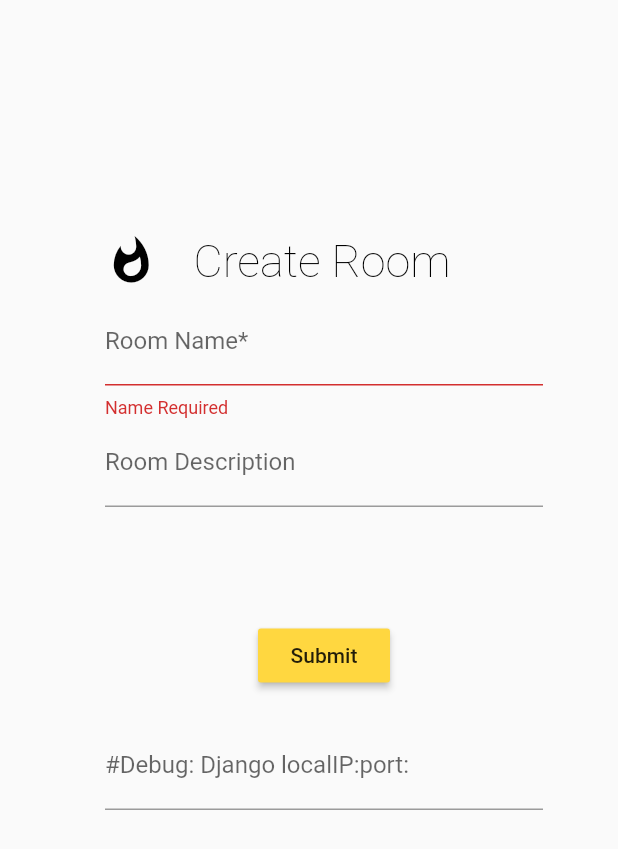
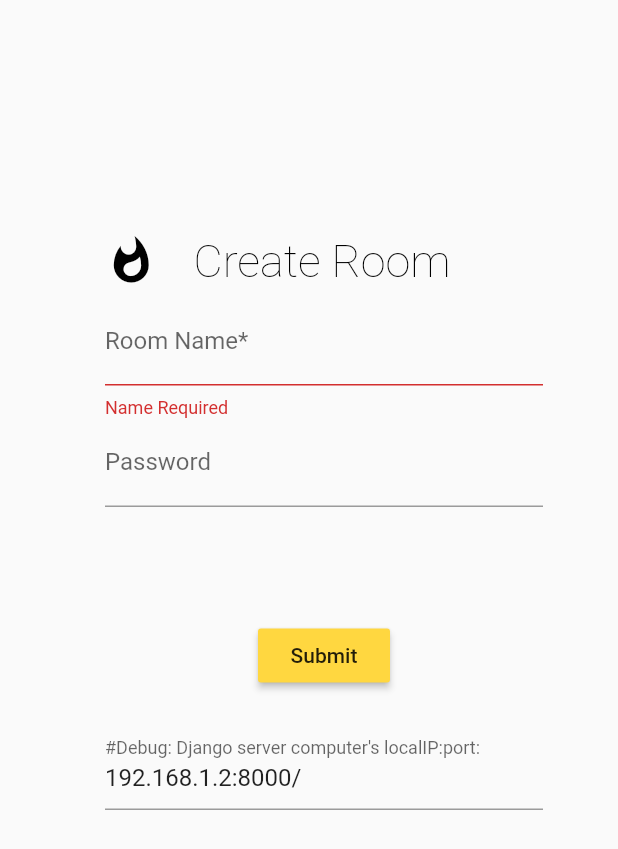
Before and after one commit to Corruption13/Attendance-Companion, a Flutter app: the CreateRoomForm screen opened by its route, after a tap on "Submit", on a phone screen of 412 x 824 dp. Shown: the top 849 px of the screen. Run offline on Flutter 3.47's test engine with Material 2 defaults, Android fonts, the light colour scheme and no system bars; our stand-ins replace shared_preferences; accounts and stored records are empty.

Commit message:
stuff works now ehehe

```diff
--- a/Flutter/bunk_mate/lib/createRoom.dart
+++ b/Flutter/bunk_mate/lib/createRoom.dart
@@ -1,6 +1,6 @@
 import 'package:flutter/material.dart';
 import 'API.dart';
-
+import 'helperFunctions.dart';
 
 class CreateRoomForm extends StatefulWidget {
   @override
@@ -34,8 +34,7 @@ class _CreateRoomFormState extends State<CreateRoomForm> {
 
   Widget _buildDescription(){
     return TextFormField(
-      decoration: InputDecoration(labelText: "Room Description"),
-
+      decoration: InputDecoration(labelText: "Password"),
       onSaved: (String value){
         _description = value;
       },
@@ -44,8 +43,11 @@ class _CreateRoomFormState extends State<CreateRoomForm> {
 
   Widget _buildLocalIP(){
     return TextFormField(
-      decoration: InputDecoration(labelText: "#Debug: Django localIP:port:"),
-
+      decoration: InputDecoration(
+          labelText: "#Debug: Django server computer's localIP:port:",
+          hintText: "192.168.X.Y:8000/"
+      ),
+      initialValue: "192.168.1.2:8000/",
       onSaved: (String value){
         _debugLocalIP = value;
       },
@@ -100,10 +102,23 @@ class _CreateRoomFormState extends State<CreateRoomForm> {
                         return;
                       }
                       _formKey.currentState.save();
+                      print("debug");
+                      var item = await createRoomAPI(_name, _description, _debugLocalIP) ;
+                      if(item == -1){
+                        showAlertSimple(context, "Error", "API could not be reached");
+                      }
+                      else if(item==1){
+                        showAlertSimple(context, "Error", "Invalid Values");
+                      }
 
-                      var item = await sendRoomAPI(_name, _description, "user", _debugLocalIP) ;
+                      else if(item==2){
+                        Navigator.pushNamed(context, "login");
+                      }
+                      else{
+                        print(item);
+                        Navigator.pushNamed(context, "created", arguments: item );
+                      }
 
-                      await Navigator.pushNamed(context, "created", arguments: item );
                     },
 
                   ),
--- a/Flutter/bunk_mate/lib/joinRoom.dart
+++ b/Flutter/bunk_mate/lib/joinRoom.dart
@@ -10,7 +10,20 @@ class JoinRoom extends StatefulWidget {
 class _JoinRoomState extends State<JoinRoom> {
 
   String _code;
+  String _debugLocalIP;
 
+  Widget _buildLocalIP(){
+    return TextFormField(
+      decoration: InputDecoration(
+          labelText: "#Debug: Django server computer's localIP:port:",
+          hintText: "192.168.X.Y:8000/"
+      ),
+      initialValue: "192.168.1.2:8000/",
+      onSaved: (String value){
+        _debugLocalIP = value;
+      },
+    );
+  }
 
   final GlobalKey<FormState>  _formKey = GlobalKey<FormState>();
 
@@ -55,7 +68,10 @@ class _JoinRoomState extends State<JoinRoom> {
                   ),
 
                   padding: const EdgeInsets.fromLTRB(24.0, 10.0, 24.0, 24.0),
-                )
+                ),
+
+                _buildLocalIP(),
+
               ]
 
           ),
@@ -72,8 +88,10 @@ class _JoinRoomState extends State<JoinRoom> {
             if(!_formKey.currentState.validate()){
               return;
             }
+
             _formKey.currentState.save();
-            joinRoom(_code, "user");
+            joinRoomAPI(_code, _debugLocalIP);
+
           },),
     );
   }
--- a/Flutter/bunk_mate/lib/login.dart
+++ b/Flutter/bunk_mate/lib/login.dart
@@ -1,5 +1,8 @@
 import 'package:flutter/material.dart';
 import 'API.dart';
+import 'storage.dart';
+import 'helperFunctions.dart';
+
 
 class Login extends StatefulWidget {
   Login({Key key}) : super(key: key);
@@ -12,6 +15,7 @@ class _LoginState extends State<Login> {
   String _username;
   String _password;
   String _debugLocalIP;
+  bool passwordToggle = true;
 
   final GlobalKey<FormState>  _formKey = GlobalKey<FormState>();
 
@@ -35,7 +39,7 @@ class _LoginState extends State<Login> {
   Widget _buildPassword(){
     return TextFormField(
       decoration: InputDecoration(labelText: "Password"),
-
+      obscureText: passwordToggle,
       onSaved: (String value){
         _password = value;
       },
@@ -44,8 +48,11 @@ class _LoginState extends State<Login> {
 
   Widget _buildLocalIP(){
     return TextFormField(
-      decoration: InputDecoration(labelText: "#Debug: Django localIP:port:"),
-
+      decoration: InputDecoration(
+          labelText: "#Debug: Django server computer's localIP:port:",
+          hintText: "192.168.X.Y:8000/"
+          ),
+      initialValue: "192.168.1.2:8000/",
       onSaved: (String value){
         _debugLocalIP = value;
       },
@@ -76,7 +83,7 @@ class _LoginState extends State<Login> {
                             size: 35.0),
                         SizedBox(width: 24,),
                         Text(
-                          "Create Room",
+                          "Login",
                           style:  TextStyle(fontSize:30.0,
                               color: const Color(0xFF000000),
                               fontWeight: FontWeight.w200,
@@ -102,9 +109,16 @@ class _LoginState extends State<Login> {
                       _formKey.currentState.save();
 
                       var item = await login(_username, _password, _debugLocalIP) ;
+                      if(item == 1){
+                          showAlertSimple(context, "Invalid Login", "Please check your username and password!");
 
-                      //await Navigator.pushNamed(context, "created", arguments: item );
-                      print(item['token']);
+                      }
+                      else{
+                        showAlertRedirect(context, "Logged In", "Successfullly Logged In!", "Okay", "home");
+
+                      }
+
+
                     },
 
                   ),
--- a/Flutter/bunk_mate/lib/main.dart
+++ b/Flutter/bunk_mate/lib/main.dart
@@ -22,7 +22,7 @@ class MyApp extends StatelessWidget {
 
         visualDensity: VisualDensity.adaptivePlatformDensity,
       ),
-      initialRoute: "login",
+      initialRoute: "home",
       routes: {
         "home": (context) => Home(),
         "login": (context) => Login(),
--- a/Flutter/bunk_mate/lib/roomCreated.dart
+++ b/Flutter/bunk_mate/lib/roomCreated.dart
@@ -6,8 +6,7 @@ class RoomID extends StatelessWidget {
   @override
   Widget build(BuildContext context) {
     var data = ModalRoute.of(context).settings.arguments;
-    var data_Map = Map<String, dynamic>.from(data);
-    String id = data_Map['room_id'];
+    String id = data;
     return Scaffold(
 
       body: Padding(
--- a/Flutter/bunk_mate/pubspec.yaml
+++ b/Flutter/bunk_mate/pubspec.yaml
@@ -29,6 +29,8 @@ dependencies:
   # Use with the CupertinoIcons class for iOS style icons.
   cupertino_icons: ^0.1.3
   http: ^0.12.0+4
+  shared_preferences: ^0.5.12+2
+
 dev_dependencies:
   flutter_test:
     sdk: flutter
```
Also changed, not shown: Flutter/bunk_mate/lib/API.dart (+77 -11 lines), Flutter/bunk_mate/lib/helperFunctions.dart (added, +76 -0 lines), Flutter/bunk_mate/lib/home.dart (+9 -0 lines), Flutter/bunk_mate/lib/storage.dart (added, +17 -0 lines), Flutter/bunk_mate/lib/users.dart (deleted, +0 -60 lines), Flutter/bunk_mate/pubspec.lock, 2 other files.
